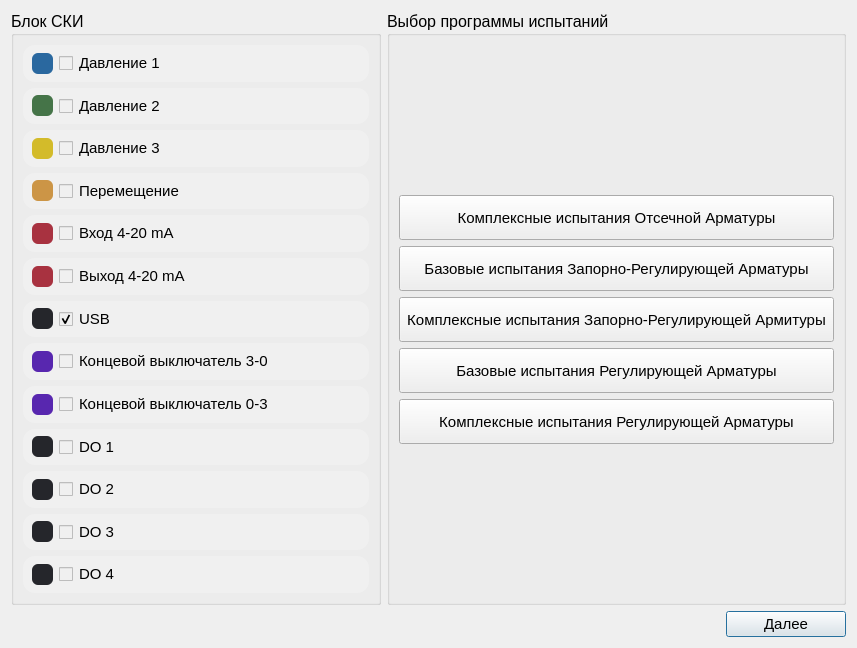
Qt form Src/Gui/Setup/SelectTests.ui (Rekvim/MpiSki) before a commit.
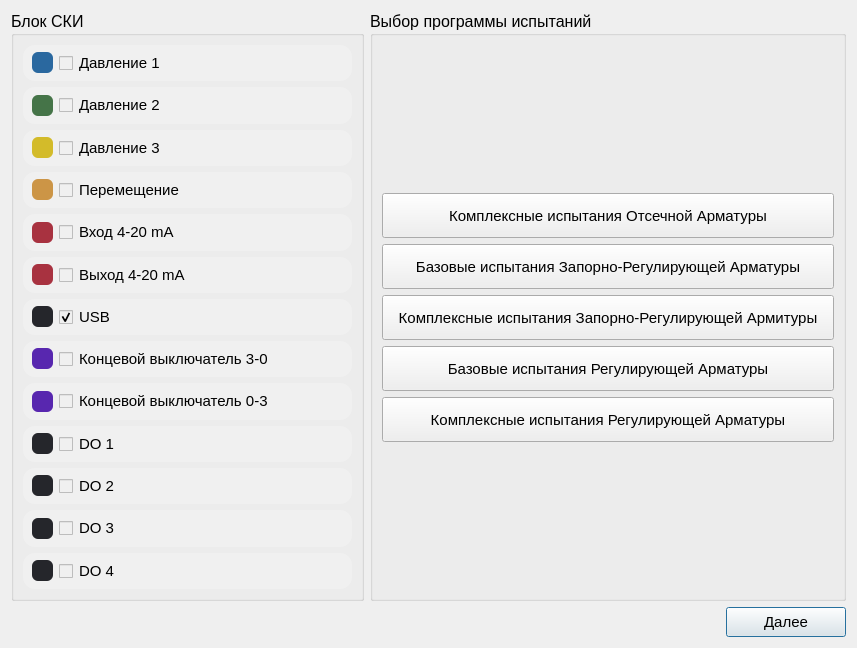
The same form after that commit.

```diff
--- a/Src/Gui/Setup/SelectTests.ui
+++ b/Src/Gui/Setup/SelectTests.ui
@@ -1076,7 +1076,7 @@
            </font>
           </property>
           <property name="styleSheet">
-           <string notr="true"/>
+           <string notr="true">padding: 5px 10px;</string>
           </property>
           <property name="text">
            <string>Комплексные испытания Отсечной Арматуры</string>
@@ -1109,7 +1109,7 @@
            </font>
           </property>
           <property name="styleSheet">
-           <string notr="true"/>
+           <string notr="true">padding: 5px 10px;</string>
           </property>
           <property name="text">
            <string>Базовые испытания Запорно-Регулирующей Арматуры</string>
@@ -1142,7 +1142,7 @@
            </font>
           </property>
           <property name="styleSheet">
-           <string notr="true"/>
+           <string notr="true">padding: 5px 10px;</string>
           </property>
           <property name="text">
            <string>Комплексные испытания Запорно-Регулирующей Армитуры</string>
@@ -1175,7 +1175,7 @@
            </font>
           </property>
           <property name="styleSheet">
-           <string notr="true"/>
+           <string notr="true">padding: 5px 10px;</string>
           </property>
           <property name="text">
            <string>Базовые испытания Регулирующей Арматуры</string>
@@ -1208,7 +1208,7 @@
            </font>
           </property>
           <property name="styleSheet">
-           <string notr="true"/>
+           <string notr="true">padding: 5px 10px;</string>
           </property>
           <property name="text">
            <string>Комплексные испытания Регулирующей Арматуры</string>
@@ -1267,6 +1267,9 @@
          <pointsize>11</pointsize>
         </font>
        </property>
+       <property name="styleSheet">
+        <string notr="true">padding: 5px 10px;</string>
+       </property>
        <property name="text">
         <string>Далее</string>
        </property>
```
